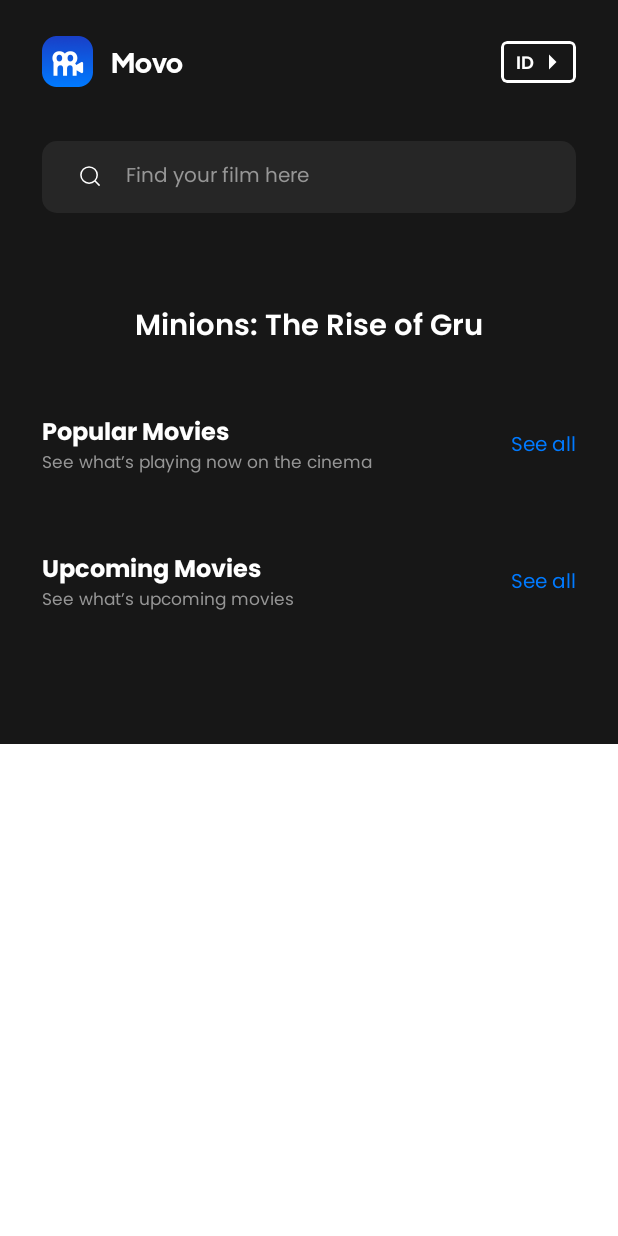
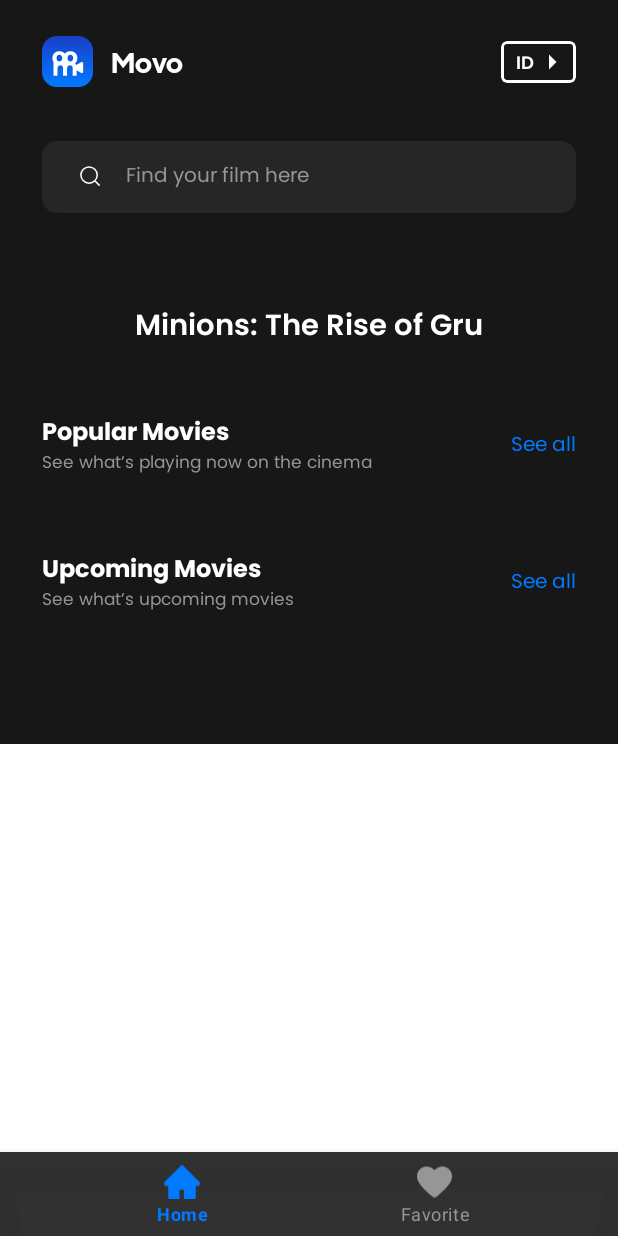
Before and after one commit to ReihanFatilla/Movo, an Android app: the screen it shows after launch (MainActivity), on a phone screen of 412 x 824 dp. Run offline under Robolectric (Android 15) with nearby library versions, the phone set to English and light mode, and no system bars; our stand-ins replace RxJava, navigation-ui; network calls fail; 2 statements that could not run were skipped.

Commit message:
[feat]: changed explore fragment name to favorite fragment

```diff
--- a/app/src/main/res/drawable/ic_favorite.xml
+++ b/app/src/main/res/drawable/ic_favorite.xml
@@ -1,9 +1,9 @@
 <vector xmlns:android="http://schemas.android.com/apk/res/android"
-    android:width="22dp"
-    android:height="20dp"
-    android:viewportWidth="22"
-    android:viewportHeight="20">
+    android:width="24dp"
+    android:height="22dp"
+    android:viewportWidth="24"
+    android:viewportHeight="22">
   <path
-      android:pathData="M15.869,0C13.773,0 11.982,1.494 10.998,2.524C10.014,1.494 8.227,0 6.132,0C2.521,0 0,2.517 0,6.12C0,10.09 3.131,12.656 6.16,15.138C7.59,16.311 9.07,17.523 10.205,18.867C10.396,19.092 10.676,19.222 10.97,19.222H11.028C11.323,19.222 11.602,19.091 11.792,18.867C12.929,17.523 14.408,16.31 15.839,15.138C18.867,12.657 22,10.091 22,6.12C22,2.517 19.479,0 15.869,0Z"
-      android:fillColor="#ffffff"/>
+      android:pathData="M13.246,20.692C12.359,21.497 10.994,21.497 10.108,20.68L9.979,20.563C3.854,15.022 -0.147,11.394 0.004,6.867C0.074,4.883 1.089,2.982 2.734,1.862C5.814,-0.238 9.618,0.742 11.671,3.145C13.724,0.742 17.528,-0.25 20.608,1.862C22.253,2.982 23.267,4.883 23.337,6.867C23.501,11.394 19.487,15.022 13.363,20.587L13.246,20.692Z"
+      android:fillColor="#96969C"/>
 </vector>
--- /dev/null
+++ b/app/src/main/res/drawable/ic_home.xml
@@ -0,0 +1,9 @@
+<vector xmlns:android="http://schemas.android.com/apk/res/android"
+    android:width="28dp"
+    android:height="26dp"
+    android:viewportWidth="28"
+    android:viewportHeight="26">
+  <path
+      android:pathData="M27.42,12.787L14.699,0.285C14.607,0.194 14.498,0.123 14.378,0.074C14.259,0.025 14.13,0 14.001,0C13.871,0 13.743,0.025 13.623,0.074C13.503,0.123 13.394,0.194 13.303,0.285L0.581,12.787C0.21,13.151 0,13.647 0,14.163C0,15.235 0.886,16.107 1.977,16.107H3.317V25.028C3.317,25.566 3.759,26 4.305,26H12.024V19.196H15.483V26H23.696C24.242,26 24.684,25.566 24.684,25.028V16.107H26.024C26.549,16.107 27.053,15.903 27.424,15.536C28.193,14.776 28.193,13.546 27.42,12.787Z"
+      android:fillColor="#96969C"/>
+</vector>
--- a/app/src/main/res/layout/activity_main.xml
+++ b/app/src/main/res/layout/activity_main.xml
@@ -6,16 +6,16 @@
     android:layout_height="match_parent"
     android:backgroundTint="@color/app_backround">
 
-<!--    <com.google.android.material.bottomnavigation.BottomNavigationView-->
-<!--        android:id="@+id/nav_view"-->
-<!--        android:layout_width="match_parent"-->
-<!--        android:layout_height="wrap_content"-->
-<!--        android:background="#F2171717"-->
-<!--        app:layout_constraintBottom_toBottomOf="parent"-->
-<!--        app:menu="@menu/bottom_nav_menu"-->
-<!--        app:itemTextColor="@drawable/nav_item_color"-->
-<!--        app:itemIconTint="@drawable/nav_item_color"-->
-<!--        />-->
+    <com.google.android.material.bottomnavigation.BottomNavigationView
+        android:id="@+id/nav_view"
+        android:layout_width="match_parent"
+        android:layout_height="wrap_content"
+        android:background="#F2262626"
+        app:layout_constraintBottom_toBottomOf="parent"
+        app:menu="@menu/bottom_nav_menu"
+        app:itemTextColor="@drawable/nav_item_color"
+        app:itemIconTint="@drawable/nav_item_color"
+        />
 
     <fragment
         android:id="@+id/nav_host_fragment_activity_main"
--- a/app/src/main/res/layout/fragment_explore.xml
+++ b/app/src/main/res/layout/fragment_favorite.xml
@@ -4,7 +4,7 @@
     xmlns:tools="http://schemas.android.com/tools"
     android:layout_width="match_parent"
     android:layout_height="match_parent"
-    tools:context=".presentation.explore.ExploreFragment">
+    tools:context=".presentation.favorite.FavoriteFragment">
 
     <TextView
         android:id="@+id/text_notifications"
--- a/app/src/main/res/menu/bottom_nav_menu.xml
+++ b/app/src/main/res/menu/bottom_nav_menu.xml
@@ -3,17 +3,12 @@
 
     <item
         android:id="@+id/navigation_home"
-        android:icon="@drawable/ic_home_black_24dp"
+        android:icon="@drawable/ic_home"
         android:title="@string/title_home" />
 
     <item
-        android:id="@+id/navigation_explore"
-        android:icon="@drawable/ic_notifications_black_24dp"
-        android:title="@string/title_explore" />
-
-    <item
-        android:id="@+id/navigation_bookmark"
-        android:icon="@drawable/ic_dashboard_black_24dp"
-        android:title="@string/title_bookmark" />
+        android:id="@+id/navigation_favorite"
+        android:icon="@drawable/ic_favorite"
+        android:title="@string/favorite" />
 
 </menu>
--- a/app/src/main/res/navigation/mobile_navigation.xml
+++ b/app/src/main/res/navigation/mobile_navigation.xml
@@ -10,16 +10,9 @@
         android:name="com.reift.movieapp.presentation.home.HomeFragment"
         android:label="@string/title_home"
         tools:layout="@layout/fragment_home" />
-
     <fragment
-        android:id="@+id/navigation_bookmark"
-        android:name="com.reift.movieapp.presentation.bookmark.BookmarkFragment"
-        android:label="@string/title_bookmark"
-        tools:layout="@layout/fragment_bookmark" />
-
-    <fragment
-        android:id="@+id/navigation_explore"
-        android:name="com.reift.movieapp.presentation.explore.ExploreFragment"
-        android:label="@string/title_explore"
-        tools:layout="@layout/fragment_explore" />
+        android:id="@+id/navigation_favorite"
+        android:name="com.reift.movieapp.presentation.favorite.FavoriteFragment"
+        android:label="@string/favorite"
+        tools:layout="@layout/fragment_favorite" />
 </navigation>
--- a/app/src/main/res/values/strings.xml
+++ b/app/src/main/res/values/strings.xml
@@ -8,4 +8,5 @@
     <string name="review_message_sample">Whilst I really did quite enjoy this - and it was great to be in a busy cinema again - it\'s really more of a testament to the skills of the VFX guys rather than to any of the writers. The story is really pretty thin with the engaging and confident Benedict Cumberbatch joining forces with the charismatic and feisty young Xochitl Gomez\' \"America\" - a young lady who has been appearing in his dreams. Turns out, she can cross from one universe to another - and soon both are being sought by the mighty Elizabeth Olsen\'s \"Wanda Maximoff\" (surely a \"Bond\" girl?) who wants control of time so she can get back to her lost family, yada yada... Benedict Wong features sparingly, but always adds a little value as the \"Sorcerer Supreme\" and there are a few cameos from Charlize Theron and Sir Patrick Stewart to help prop up what is, admittedly, a pretty meagre second half. I think this multiverse strand could provide Marvel with the gift that keeps on giving, but they have got to tighten the pace up - two hours for this was just too long; the plot doesn\'t sustain it and though the combat scenes are nothing to the length in the \"Avengers\" movies; there is still far too much slack here. It does look and sound great on a big screen, though, and I am now warming to the star in the role (and his intuitive flying cape). Fun, but flawed.</string>
     <string name="min">min</string>
     <string name="movo">Movo</string>
+    <string name="favorite">Favorite</string>
 </resources>
```
Also changed, not shown: app/src/main/java/com/reift/movieapp/presentation/explore/ExploreViewModel.kt (deleted, +0 -9 lines), app/src/main/java/com/reift/movieapp/presentation/favorite/FavoriteFragment.kt (renamed from app/src/main/java/com/reift/movieapp/presentation/explore/ExploreFragment.kt, +7 -7 lines), app/src/main/java/com/reift/movieapp/presentation/favorite/FavoriteViewModel.kt (added, +8 -0 lines), app/src/main/res/layout/playground.xml (added, +91 -0 lines).
